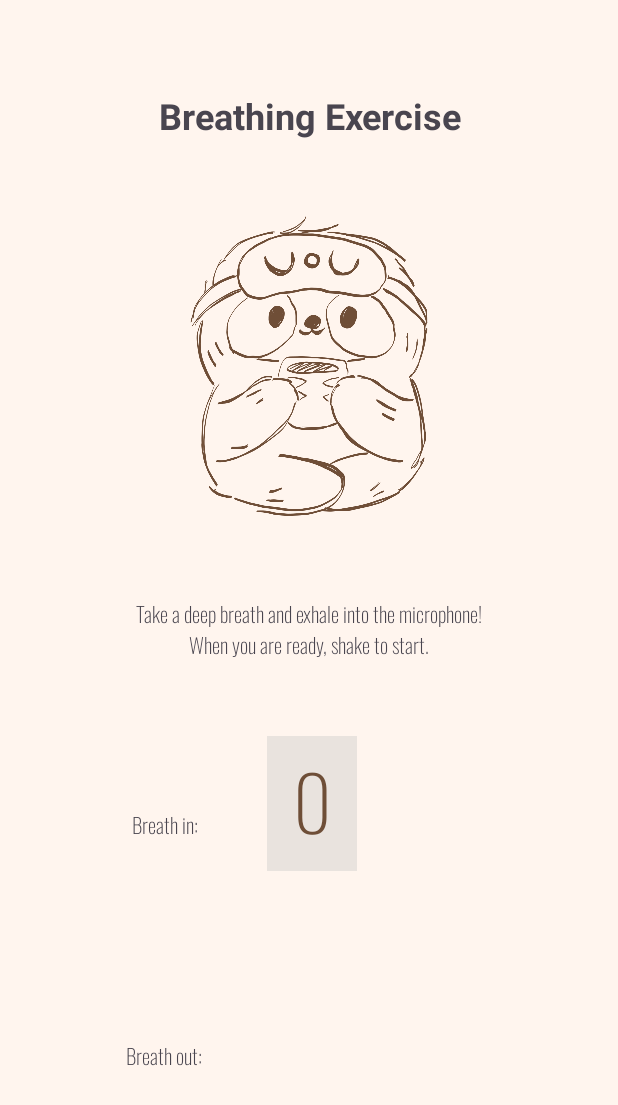
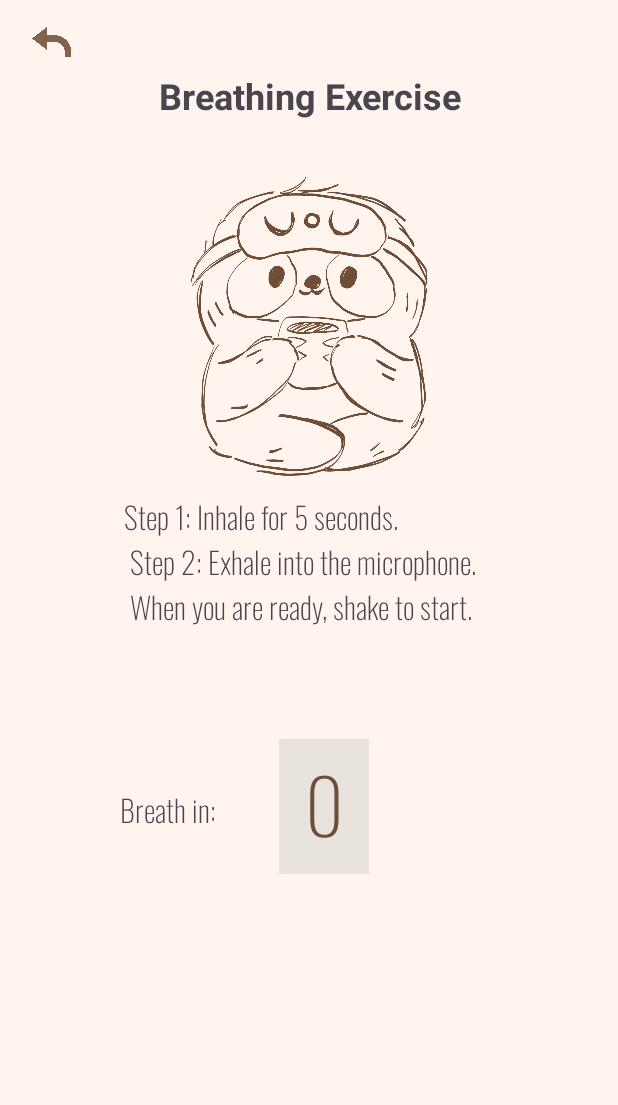
Before and after one commit to NaiKha/Nightshade, an Android app: the Microphone screen opened directly, with no data from a screen before it, on a phone screen of 412 x 824 dp. Shown: the top 1105 px of the screen. Run offline under Robolectric (Android 15) with nearby library versions, the phone set to English and light mode, and no system bars.

Commit message:
added functionality for inflating a balloon in Microphone

```diff
--- a/app/src/main/res/layout/activity_microphone.xml
+++ b/app/src/main/res/layout/activity_microphone.xml
@@ -7,6 +7,18 @@
     android:layout_height="match_parent"
     android:background="#FFF5EE"
     tools:context=".Microphone">
+
+    <ImageView
+        android:id="@+id/back2"
+        android:layout_width="59dp"
+        android:layout_height="0dp"
+        android:layout_marginStart="5dp"
+        android:layout_marginTop="12dp"
+        android:layout_marginBottom="3dp"
+        android:src="@drawable/back_arrow2"
+        app:layout_constraintBottom_toTopOf="@+id/textView"
+        app:layout_constraintStart_toStartOf="parent"
+        app:layout_constraintTop_toTopOf="parent" />
 
     <TextView
         android:id="@+id/textView"
@@ -28,7 +40,7 @@
         android:id="@+id/imageView3"
         android:layout_width="220dp"
         android:layout_height="200dp"
-        android:layout_marginBottom="39dp"
+        android:layout_marginBottom="10dp"
         app:layout_constraintBottom_toTopOf="@+id/textView5"
         app:layout_constraintEnd_toEndOf="parent"
         app:layout_constraintStart_toStartOf="parent"
@@ -38,11 +50,12 @@
     <TextView
         android:id="@+id/textView5"
         android:layout_width="247dp"
-        android:layout_height="50dp"
-        android:layout_marginBottom="78dp"
+        android:layout_height="95dp"
+        android:layout_marginBottom="55dp"
         android:fontFamily="@font/oswald_extralight"
         android:text="@string/Microphone"
-        android:textAlignment="center"
+        android:textAlignment="textStart"
+        android:textSize="20sp"
         android:textStyle="bold"
         app:layout_constraintBottom_toTopOf="@+id/textView11"
         app:layout_constraintEnd_toEndOf="parent"
@@ -53,7 +66,7 @@
         android:id="@+id/textView20"
         android:layout_width="60dp"
         android:layout_height="90dp"
-        android:layout_marginTop="44dp"
+        android:layout_marginTop="70dp"
         android:layout_marginEnd="170dp"
         android:background="#62C7C7C3"
         android:fontFamily="@font/oswald_extralight"
@@ -71,36 +84,26 @@
         android:layout_width="wrap_content"
         android:layout_height="wrap_content"
         android:layout_marginStart="84dp"
+        android:layout_marginTop="100dp"
         android:layout_marginEnd="42dp"
-        android:layout_marginBottom="117dp"
         android:fontFamily="@font/oswald_extralight"
         android:text="Breath in:"
-        app:layout_constraintBottom_toTopOf="@+id/textView12"
+        android:textSize="20sp"
         app:layout_constraintEnd_toStartOf="@+id/textView20"
         app:layout_constraintStart_toStartOf="parent"
         app:layout_constraintTop_toBottomOf="@+id/textView5" />
 
-    <TextView
-        android:id="@+id/textView12"
+    <ImageView
+        android:id="@+id/imageBalloon"
         android:layout_width="wrap_content"
         android:layout_height="wrap_content"
-        android:layout_marginStart="84dp"
-        android:layout_marginBottom="96dp"
-        android:fontFamily="@font/oswald_extralight"
-        android:text="Breath out:"
-        app:layout_constraintBottom_toBottomOf="parent"
-        app:layout_constraintStart_toStartOf="parent"
-        app:layout_constraintTop_toBottomOf="@+id/textView11" />
-
-    <TextView
-        android:id="@+id/textView13"
-        android:layout_width="wrap_content"
-        android:layout_height="wrap_content"
-        android:layout_marginStart="39dp"
-        android:fontFamily="@font/oswald_extralight"
-        android:textAlignment="center"
-        app:layout_constraintBaseline_toBaselineOf="@+id/textView12"
-        app:layout_constraintStart_toEndOf="@+id/textView12" />
+        android:layout_marginTop="70dp"
+        android:layout_marginEnd="70dp"
+        android:visibility="invisible"
+        app:layout_constraintEnd_toEndOf="parent"
+        app:layout_constraintStart_toEndOf="@+id/textView11"
+        app:layout_constraintTop_toBottomOf="@+id/textView5"
+        app:srcCompat="@drawable/deflated" />
 
 
 </androidx.constraintlayout.widget.ConstraintLayout>
--- a/app/src/main/res/values/strings.xml
+++ b/app/src/main/res/values/strings.xml
@@ -4,7 +4,8 @@
     <string name="start">Start</string>
     <string name="activity_instructions">Shake your phone for a new exercise!</string>
     <string name="Microphone">
-        Take a deep breath and exhale into the microphone!
+        Step 1: Inhale for 5 seconds.\n
+        Step 2: Exhale into the microphone.\n
         When you are ready, shake to start.
     </string>
 </resources>
```
Also changed, not shown: app/src/main/java/com/example/nightshade/Microphone.java (+70 -9 lines), app/src/main/res/drawable/deflated.png (added), app/src/main/res/drawable/inflated.png (added).
